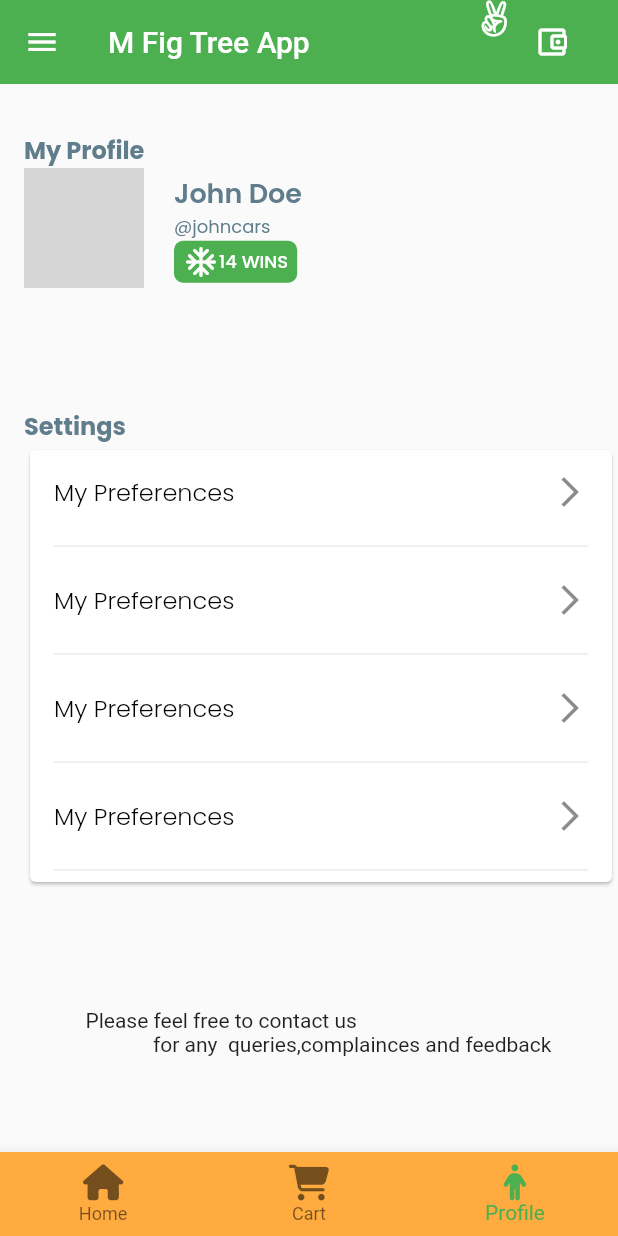
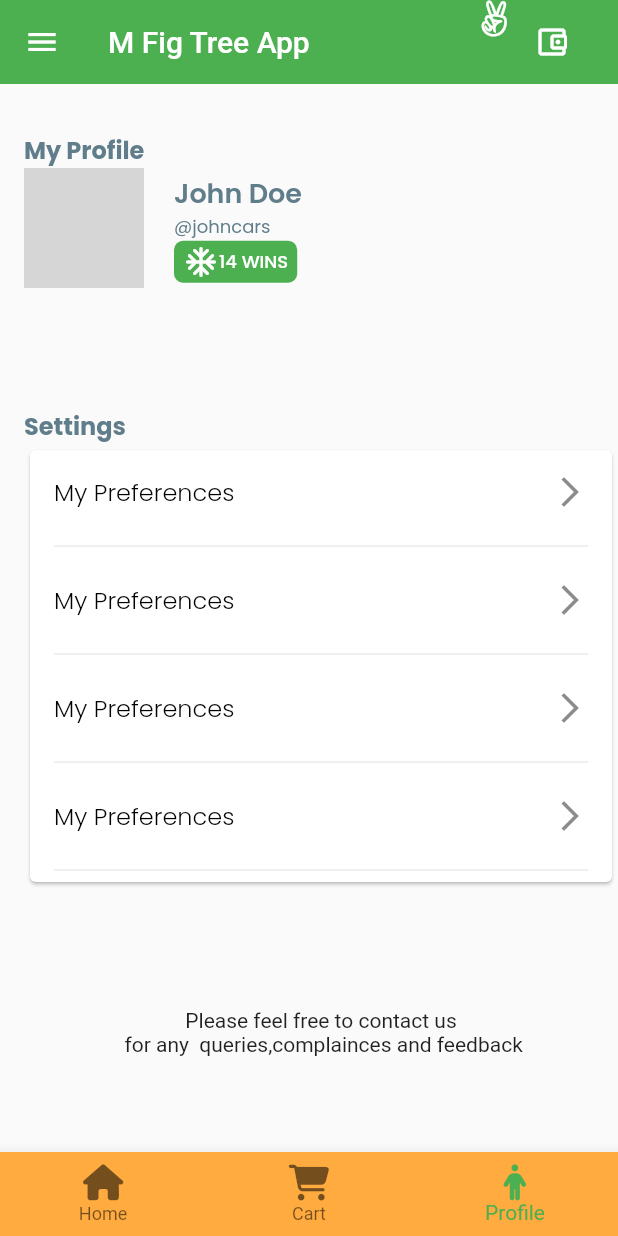
Before and after one commit to BibyChacko/fig, a Flutter app: the screen it shows after launch, item 3 of the bottom bar chosen, on a phone screen of 412 x 824 dp. Run offline on Flutter 3.47's test engine with Material 2 defaults, Android fonts, the phone set to English and light mode, and no system bars; our stand-ins replace font_awesome_flutter, google_fonts; network calls fail; grey boxes are pictures that could not be loaded.

Commit message:
Profile page added

```diff
--- a/lib/src/fragments/profile_fragment.dart
+++ b/lib/src/fragments/profile_fragment.dart
@@ -159,8 +159,8 @@ class _ProfileFragmentState extends State<ProfileFragment> {
             height: 80,
           ),
           Center(
-            child: Text('''Please feel free to contact us
-             for any  queries,complainces and feedback '''),
+            child: Text('''Please feel free to contact us  \n for any  queries,complainces and feedback ''',
+              textAlign: TextAlign.center,),
           )
         ],
       ),
```
Also changed, not shown: lib/src/pages/my_preference_page.dart (+30 -2 lines).
